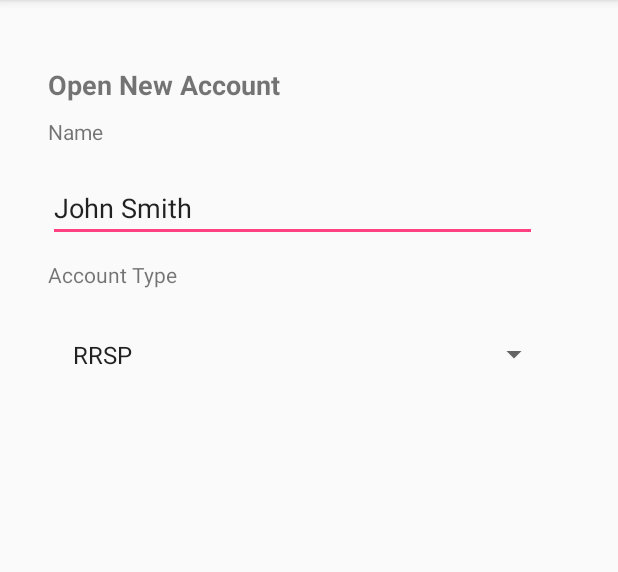
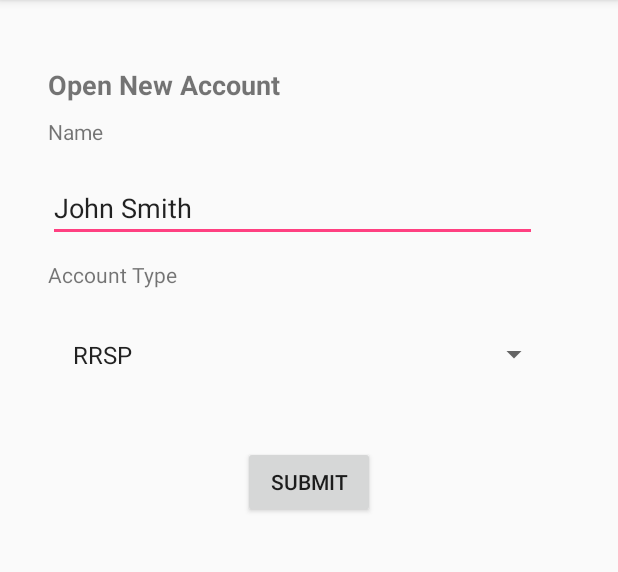
Before and after one commit to pmak905/Flyknits, an Android app: the OpenAccountActivity screen opened directly, with no data from a screen before it, on a phone screen of 412 x 824 dp, the part 84-656 px from its top. Run offline under Robolectric (Android 15) with nearby library versions, the phone set to English and light mode, and no system bars.

Commit message:
Open account button

```diff
--- a/app/src/main/res/layout/activity_open_account.xml
+++ b/app/src/main/res/layout/activity_open_account.xml
@@ -65,4 +65,14 @@
         android:layout_marginLeft="32dp"
         app:layout_constraintLeft_toLeftOf="parent" />
 
+    <Button
+        android:id="@+id/button"
+        android:layout_width="wrap_content"
+        android:layout_height="wrap_content"
+        android:layout_marginTop="40dp"
+        android:text="@string/open_account_create_button"
+        app:layout_constraintLeft_toLeftOf="parent"
+        app:layout_constraintRight_toRightOf="parent"
+        app:layout_constraintTop_toBottomOf="@+id/spinner" />
+
 </android.support.constraint.ConstraintLayout>
--- a/app/src/main/res/values/strings.xml
+++ b/app/src/main/res/values/strings.xml
@@ -20,6 +20,7 @@
     <string name="open_account_header">Open New Account</string>
     <string name="open_account_client_name_header">Name</string>
     <string name="open_account_plan_type_header">Account Type</string>
+    <string name="open_account_create_button">Submit</string>
 
     <string-array name="plan_types">
         <item>RRSP</item>
```
